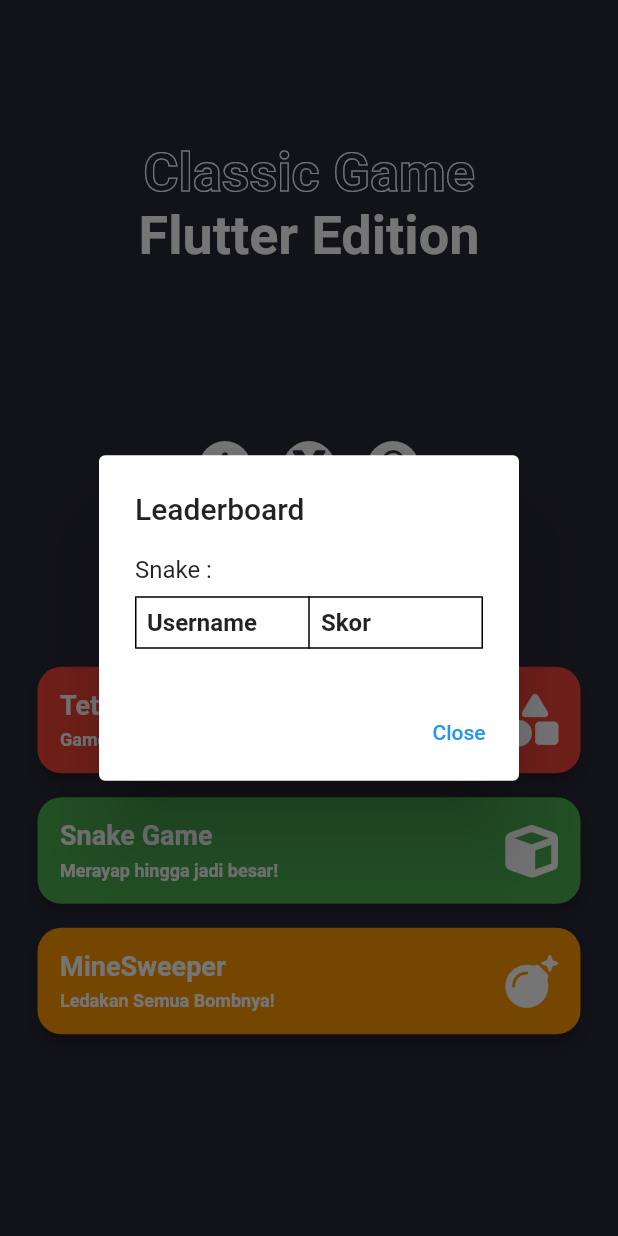
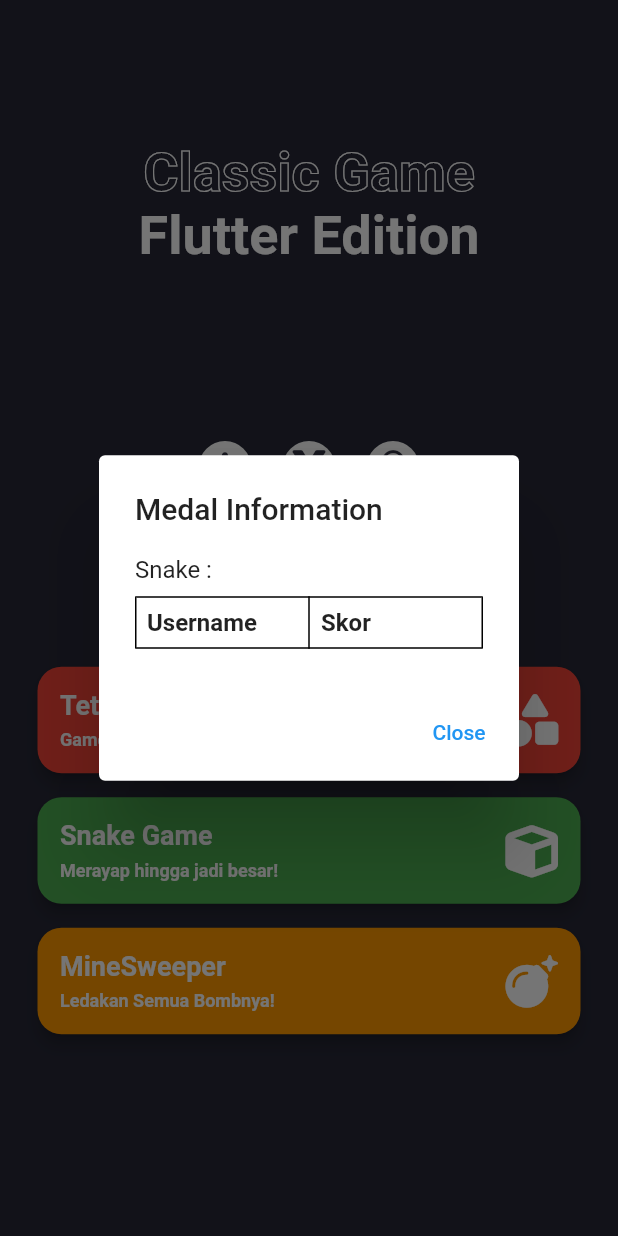
Before and after one commit to Rollerturtle/gamecom, a Flutter app: the screen it shows after launch, after a tap on an icon or button, on a phone screen of 412 x 824 dp. Run offline on Flutter 3.47's test engine with Material 2 defaults, Android fonts, the phone set to English and light mode, and no system bars; our stand-ins replace font_awesome_flutter, shared_preferences, sqflite; accounts and stored records are empty; Roboto replaces fonts that are missing (Manrope).

Commit message:
Revert "fix leaderboard dan highscore tetris"
This reverts commit 19d3ce74b2cd0444b3a525d36dbe2b148dfc2b31.

```diff
--- a/lib/game_menu.dart
+++ b/lib/game_menu.dart
@@ -4,8 +4,6 @@ import 'package:gamecom/games/minesweeper/view.dart';
 import 'package:gamecom/games/snake/snake_name.dart';
 import 'package:gamecom/games/tetris/game_board.dart';
 import 'package:gamecom/db/database_helper.dart';
-import 'package:collection/collection.dart';
-
 
 import 'dart:math';
 
@@ -104,15 +102,15 @@ Padding circButton(IconData icon, BuildContext context) {
             context: context,
             builder: (BuildContext context) {
               return AlertDialog(
-                title: Text('Versi'),
+                title: Text('App Version'),
                 content: Text(
-                    '1.0.0'),
+                    'Your App Version Here'), // Ganti dengan versi aplikasi yang sesuai
                 actions: <Widget>[
                   TextButton(
                     onPressed: () {
                       Navigator.of(context).pop();
                     },
-                    child: Text('Tutup'),
+                    child: Text('Close'),
                   ),
                 ],
               );
@@ -125,7 +123,7 @@ Padding circButton(IconData icon, BuildContext context) {
             context: context,
             builder: (BuildContext context) {
               return AlertDialog(
-                title: Text('Leaderboard'),
+                title: Text('Medal Information'),
                 content: Column(
                   crossAxisAlignment: CrossAxisAlignment.start,
                   mainAxisSize: MainAxisSize.min,
@@ -140,36 +138,29 @@ Padding circButton(IconData icon, BuildContext context) {
                             TableCell(
                               child: Padding(
                                 padding: const EdgeInsets.all(8.0),
-                                child: Text(
-                                  'Username',
-                                  style: TextStyle(fontWeight: FontWeight.bold),
-                                ),
+                                child: Text('Username',
+                                    style: TextStyle(
+                                        fontWeight: FontWeight.bold)),
                               ),
                             ),
                             TableCell(
                               child: Padding(
                                 padding: const EdgeInsets.all(8.0),
-                                child: Text(
-                                  'Skor',
-                                  style: TextStyle(fontWeight: FontWeight.bold),
-                                ),
+                                child: Text('Skor',
+                                    style: TextStyle(
+                                        fontWeight: FontWeight.bold)),
                               ),
                             ),
                           ],
                         ),
-                        // Sort the scores in descending order
-                        ...snakeHighScores
-                            .where((scoreEntry) => scoreEntry['playerName'] != null)
-                            .toList()
-                            .cast<Map<String, dynamic>>()
-                            .sorted((a, b) => b['score'].compareTo(a['score']))
-                            .take(3) // Take only the top 3 scores
-                            .map((scoreEntry) => TableRow(
+                        for (var scoreEntry in snakeHighScores)
+                          TableRow(
                             children: [
                               TableCell(
                                 child: Padding(
                                   padding: const EdgeInsets.all(8.0),
-                                child: Text(scoreEntry['playerName'].toString()),
+                                  child: Text(
+                                      scoreEntry['playerName'].toString()),
                                 ),
                               ),
                               TableCell(
@@ -179,8 +170,7 @@ Padding circButton(IconData icon, BuildContext context) {
                                 ),
                               ),
                             ],
-                        ))
-                            .toList(),
+                          ),
                       ],
                     ),
                   ],
--- a/pubspec.yaml
+++ b/pubspec.yaml
@@ -39,7 +39,6 @@ dependencies:
   font_awesome_flutter: ^10.6.0
   sqflite: ^2.3.0
   shared_preferences: ^2.2.2
-  collection: ^1.15.0
 
 dev_dependencies:
   flutter_test:
```
Also changed, not shown: lib/games/tetris/game_board.dart (+2 -9 lines), pubspec.lock. Lines whose indentation alone changed are shown as unchanged.
